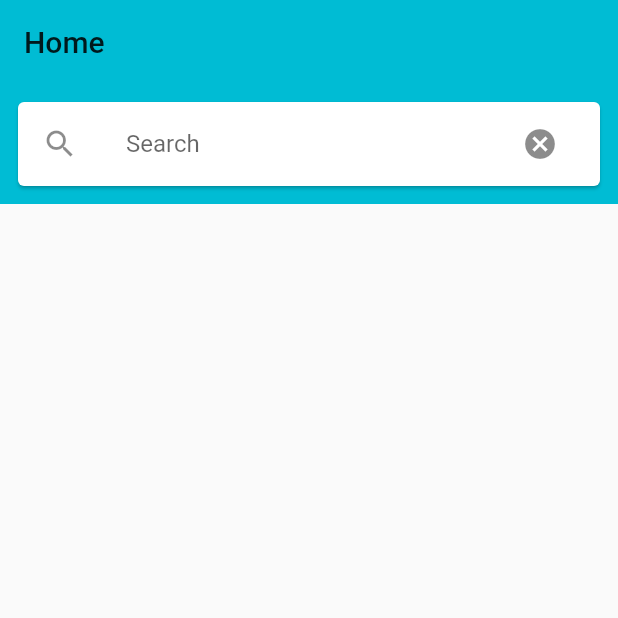
After one commit to andrealswa/epicentrelogin, a Flutter app: the HomePage screen opened directly, after a tap on the "cancel" icon, on a phone screen of 412 x 824 dp, the top half of it. The commit adds this screen. Run offline on Flutter 3.47's test engine with Material 2 defaults, Android fonts, the phone set to English and light mode, and no system bars; our stand-ins replace cloud_firestore; missing offline and left inert: dart:ffi; accounts and stored records are empty; network calls fail.

Commit message:
struggling a lot to filter out entries by search

```diff
--- /dev/null
+++ b/lib/testfilter.dart
@@ -0,0 +1,158 @@
+import 'dart:async';
+
+import 'package:flutter/material.dart';
+import 'dart:convert';
+import 'package:http/http.dart' as http;
+
+void main() => runApp(new MaterialApp(
+      home: new HomePage(),
+      debugShowCheckedModeBanner: false,
+    ));
+
+class HomePage extends StatefulWidget {
+  @override
+  _HomePageState createState() => new _HomePageState();
+}
+
+class _HomePageState extends State<HomePage> {
+  TextEditingController controller = new TextEditingController();
+
+  // Get json result and convert it to model. Then add
+  Future<Null> getUserDetails() async {
+    final response = await http.get(url);
+    final responseJson = json.decode(response.body);
+
+    setState(() {
+      for (Map user in responseJson) {
+        _userDetails.add(UserDetails.fromJson(user));
+      }
+    });
+  }
+
+  @override
+  void initState() {
+    super.initState();
+
+    getUserDetails();
+  }
+
+  @override
+  Widget build(BuildContext context) {
+    return new Scaffold(
+      appBar: new AppBar(
+        title: new Text('Home'),
+        elevation: 0.0,
+      ),
+      body: new Column(
+        children: <Widget>[
+          new Container(
+            color: Theme.of(context).primaryColor,
+            child: new Padding(
+              padding: const EdgeInsets.all(8.0),
+              child: new Card(
+                child: new ListTile(
+                  leading: new Icon(Icons.search),
+                  title: new TextField(
+                    controller: controller,
+                    decoration: new InputDecoration(
+                        hintText: 'Search', border: InputBorder.none),
+                    onChanged: onSearchTextChanged,
+                  ),
+                  trailing: new IconButton(
+                    icon: new Icon(Icons.cancel),
+                    onPressed: () {
+                      controller.clear();
+                      onSearchTextChanged('');
+                    },
+                  ),
+                ),
+              ),
+            ),
+          ),
+          new Expanded(
+            child: _searchResult.length != 0 || controller.text.isNotEmpty
+                ? new ListView.builder(
+                    itemCount: _searchResult.length,
+                    itemBuilder: (context, i) {
+                      return new Card(
+                        child: new ListTile(
+                          leading: new CircleAvatar(
+                            backgroundImage: new NetworkImage(
+                              _searchResult[i].profileUrl,
+                            ),
+                          ),
+                          title: new Text(_searchResult[i].firstName +
+                              ' ' +
+                              _searchResult[i].lastName),
+                        ),
+                        margin: const EdgeInsets.all(0.0),
+                      );
+                    },
+                  )
+                : new ListView.builder(
+                    itemCount: _userDetails.length,
+                    itemBuilder: (context, index) {
+                      return new Card(
+                        child: new ListTile(
+                          leading: new CircleAvatar(
+                            backgroundImage: new NetworkImage(
+                              _userDetails[index].profileUrl,
+                            ),
+                          ),
+                          title: new Text(_userDetails[index].firstName +
+                              ' ' +
+                              _userDetails[index].lastName),
+                        ),
+                        margin: const EdgeInsets.all(0.0),
+                      );
+                    },
+                  ),
+          ),
+        ],
+      ),
+    );
+  }
+
+  onSearchTextChanged(String text) async {
+    _searchResult.clear();
+    if (text.isEmpty) {
+      setState(() {});
+      return;
+    }
+
+    _userDetails.forEach((userDetail) {
+      if (userDetail.firstName.contains(text) ||
+          userDetail.lastName.contains(text)) {
+        _searchResult.add(userDetail);
+      }
+    });
+
+    setState(() {});
+  }
+}
+
+List<UserDetails> _searchResult = [];
+
+List<UserDetails> _userDetails = [];
+
+final String url = 'https://jsonplaceholder.typicode.com/users';
+
+class UserDetails {
+  final int id;
+  final String firstName, lastName, profileUrl;
+
+  UserDetails(
+      {this.id,
+      this.firstName,
+      this.lastName,
+      this.profileUrl =
+          'https://i.amz.mshcdn.com/3NbrfEiECotKyhcUhgPJHbrL7zM=/950x534/filters:quality(90)/2014%2F06%2F02%2Fc0%2Fzuckheadsho.a33d0.jpg'});
+
+  factory UserDetails.fromJson(Map<String, dynamic> json) {
+    return new UserDetails(
+      id: json['id'],
+      firstName: json['name'],
+      lastName: json['username'],
+    );
+  }
+}
```
Also changed, not shown: lib/signIn.dart (+27 -6 lines).
